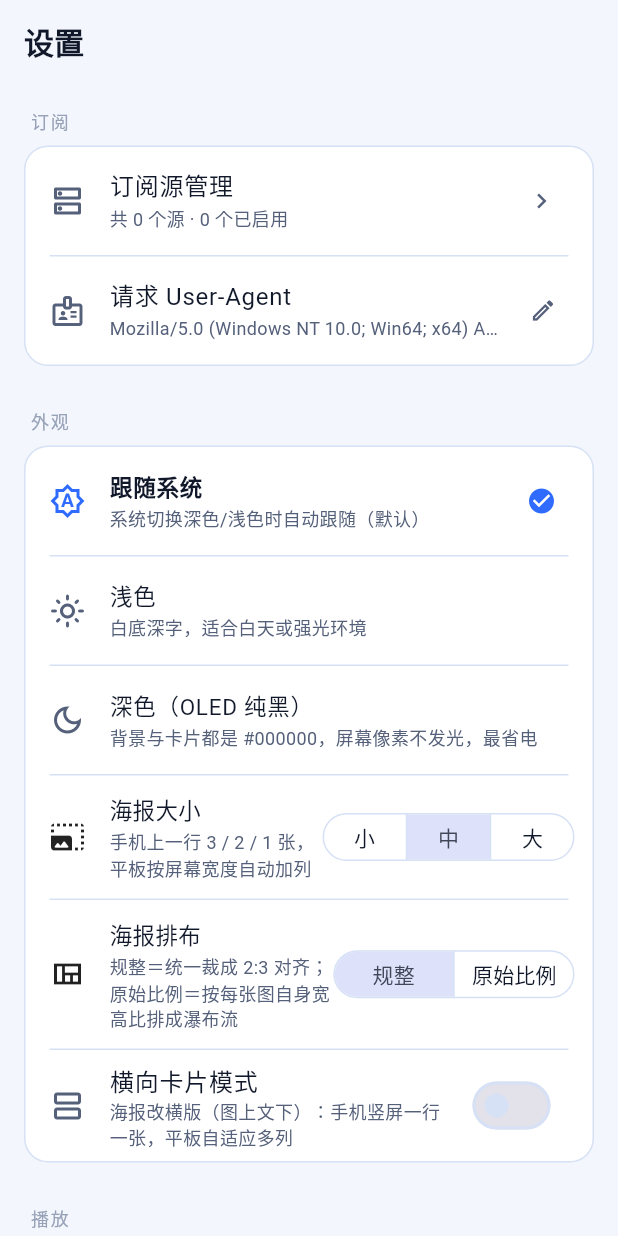
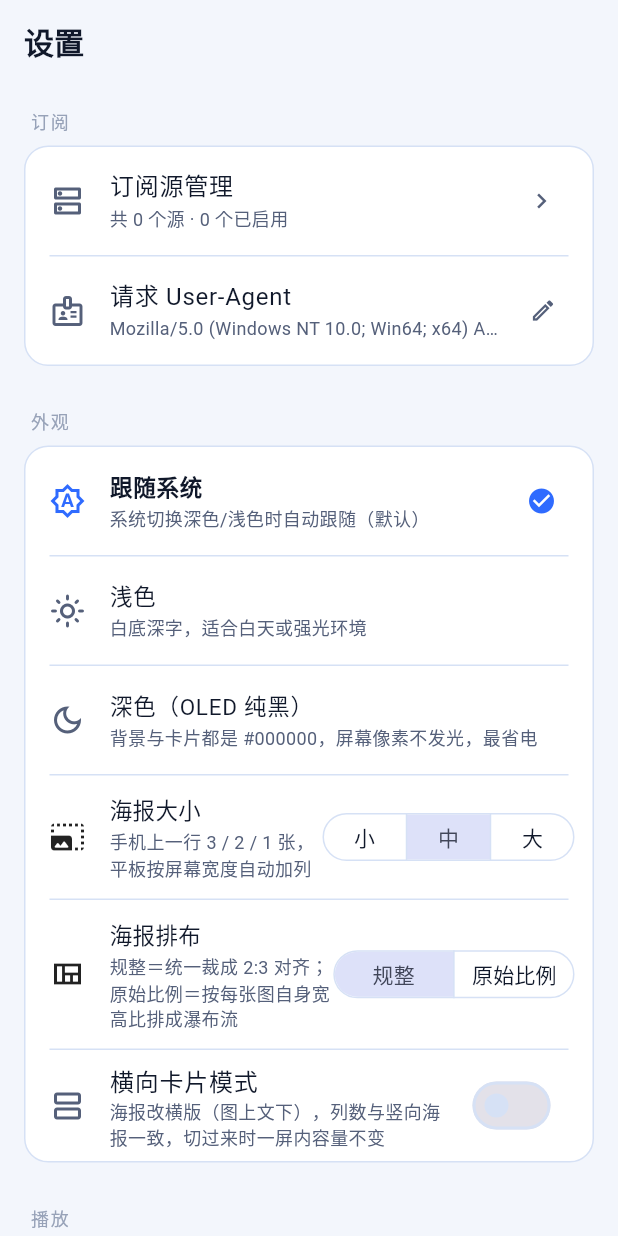
Before and after one commit to vteovi/yingshu, a Flutter app: the SettingsPage screen opened directly, on a phone screen of 412 x 824 dp. Run offline on Flutter 3.47's test engine with Material 3 defaults, Android fonts, the phone set to English and light mode, and no system bars; our stand-ins replace cached_network_image, dio, flutter_cache_manager, shared_preferences, video_player, video_player_platform_interface; missing offline and left inert: file_selector, media_kit, screen_brightness, volume_controller; accounts and stored records are empty.

Commit message:
0.11.2：原始比例模式自动关掉横版卡片，横版卡片列数与竖向海报对齐
- 新增 AppState.useLandscapeCard：海报排布为「原始比例」时横版卡片不生效，设置页开关同步置灰并说明原因
- 横版卡片列数改为与同档位竖向海报一致（按 16:10 封面算高度），切到横版卡片时一屏内容量接近，不用再单独调「小/中/大」
- 收藏页、历史页同步使用生效后的横版开关

```diff
--- a/lib/core/constants.dart
+++ b/lib/core/constants.dart
@@ -1,6 +1,6 @@
 const String kAppName = '影枢';
 const String kAppNameEn = 'CineHub';
-const String kAppVersion = '0.11.1';
+const String kAppVersion = '0.11.2';
 const String kAppPackage = 'com.yingshu.player';
 
 /// 部分苹果CMS站点会校验 UA，默认伪装成桌面浏览器。
--- a/lib/pages/favorites_page.dart
+++ b/lib/pages/favorites_page.dart
@@ -39,7 +39,7 @@ class FavoritesPage extends StatelessWidget {
           : Builder(
               builder: (context) {
                 final posterSize = context.select<AppState, PosterSize>((s) => s.posterSize);
-                final landscape = context.select<AppState, bool>((s) => s.landscapeCard);
+                final landscape = context.select<AppState, bool>((s) => s.useLandscapeCard);
 
                 return LayoutBuilder(
                   builder: (context, constraints) {
--- a/lib/pages/history_page.dart
+++ b/lib/pages/history_page.dart
@@ -43,7 +43,7 @@ class HistoryPage extends StatelessWidget {
           : Builder(
               builder: (context) {
                 final posterSize = context.select<AppState, PosterSize>((s) => s.posterSize);
-                final landscape = context.select<AppState, bool>((s) => s.landscapeCard);
+                final landscape = context.select<AppState, bool>((s) => s.useLandscapeCard);
                 final thumbSize = switch (posterSize) {
                   PosterSize.small => const Size(52, 74),
                   PosterSize.medium => const Size(62, 88),
--- a/lib/pages/settings_page.dart
+++ b/lib/pages/settings_page.dart
@@ -149,11 +149,15 @@ class SettingsPage extends StatelessWidget {
                 secondary: const Icon(Icons.view_agenda_outlined),
                 title: const Text('横向卡片模式'),
                 subtitle: Text(
-                  '海报改横版（图上文下）：手机竖屏一行一张，平板自适应多列',
+                  app.posterLayout == PosterLayout.actual
+                      ? '「原始比例」模式下不生效：瀑布流本身按图片自身比例排，叠横版卡片会互相冲突'
+                      : '海报改横版（图上文下），列数与竖向海报一致，切过来时一屏内容量不变',
                   style: TextStyle(fontSize: 12, color: context.palette.textSecondary),
                 ),
-                value: app.landscapeCard,
-                onChanged: (value) => app.setLandscapeCard(value),
+                value: app.landscapeCard && app.posterLayout == PosterLayout.grid,
+                onChanged: app.posterLayout == PosterLayout.actual
+                    ? null
+                    : (value) => app.setLandscapeCard(value),
               ),
             ],
           ),
--- a/lib/state/app_state.dart
+++ b/lib/state/app_state.dart
@@ -108,6 +108,10 @@ class AppState extends ChangeNotifier {
   PosterSize get posterSize => _posterSize;
   bool get landscapeCard => _landscapeCard;
   PosterLayout get posterLayout => _posterLayout;
+
+  /// 真正生效的横版卡片开关：原始比例（瀑布流）本身按图片自身比例排，
+  /// 再叠横版卡片会打架，所以那种模式下横版卡片自动不生效。
+  bool get useLandscapeCard => _landscapeCard && _posterLayout == PosterLayout.grid;
 
   List<CmsSource> get sources => List.unmodifiable(_sources);
   List<CmsSource> get enabledSources =>
--- a/pubspec.yaml
+++ b/pubspec.yaml
@@ -1,7 +1,7 @@
 name: yingshu
 description: 影枢 CineHub —— 基于苹果CMS v10 采集接口的跨端流媒体播放器（订阅源聚合 / 点播 / 进度记忆）
 publish_to: 'none'
-version: 0.11.1+1101
+version: 0.11.2+1102
 
 environment:
   sdk: '>=3.4.0 <4.0.0'
```
Also changed, not shown: lib/widgets/vod_grid.dart (+9 -20 lines).
